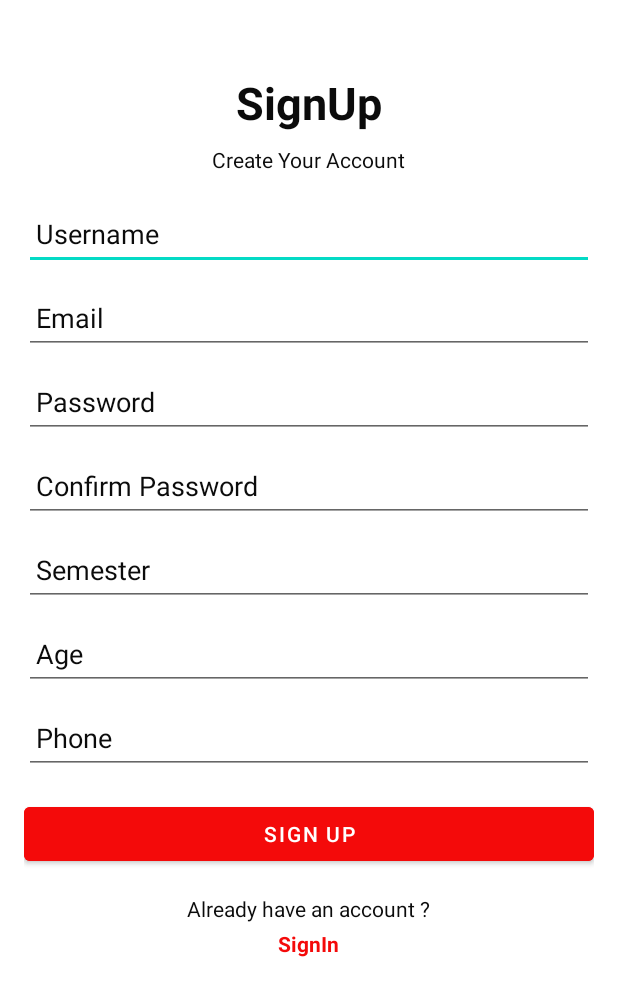
After one commit to alvin-alvo/UniDine, an Android app: the signup screen opened directly, with no data from a screen before it, on a phone screen of 412 x 824 dp. The commit adds this screen. Shown: the top 996 px of the screen. Run offline under Robolectric (Android 15) with nearby library versions, the phone set to English and light mode, and no system bars; our stand-ins replace Firebase (no records; nobody signed in at launch, a user with empty details on screens opened directly).

Commit message:
firebase
added firebase signup sign in and logout, added signup page,

```diff
--- a/app/src/main/AndroidManifest.xml
+++ b/app/src/main/AndroidManifest.xml
@@ -15,6 +15,9 @@
         android:theme="@style/Theme.UniDine"
         tools:targetApi="34">
         <activity
+            android:name=".signup"
+            android:exported="false" />
+        <activity
             android:name=".ProfileFragment"
             android:exported="false" />
         <activity
@@ -30,7 +33,6 @@
                 android:name="android.app.lib_name"
                 android:value="" />
         </activity>
-
         <activity
             android:name=".signin"
             android:exported="true">
--- /dev/null
+++ b/app/src/main/java/com/team4/unidine/signup.java
@@ -0,0 +1,131 @@
+package com.team4.unidine;
+
+import android.content.Intent;
+import android.os.Bundle;
+import android.text.TextUtils;
+import android.view.View;
+import android.widget.Button;
+import android.widget.EditText;
+import android.widget.TextView;
+import android.widget.Toast;
+
+import androidx.activity.EdgeToEdge;
+import androidx.appcompat.app.AppCompatActivity;
+import androidx.core.graphics.Insets;
+import androidx.core.view.ViewCompat;
+import androidx.core.view.WindowInsetsCompat;
+
+import com.google.firebase.auth.FirebaseAuth;
+import com.google.firebase.auth.FirebaseUser;
+import com.google.firebase.database.DatabaseReference;
+import com.google.firebase.database.FirebaseDatabase;
+
+import java.util.Objects;
+
+
+public class signup extends AppCompatActivity {
+
+    EditText etusername, etemail, etpassword, etconfirmpassword, etsemester, etage, etphone;
+    TextView tvlogin;
+    Button btnsignup;
+    FirebaseAuth mAuth;
+    DatabaseReference mDatabase;
+
+    @Override
+    protected void onCreate(Bundle savedInstanceState) {
+        super.onCreate(savedInstanceState);
+        EdgeToEdge.enable(this);
+        setContentView(R.layout.activity_signup);
+        ViewCompat.setOnApplyWindowInsetsListener(findViewById(R.id.main), (v, insets) -> {
+            Insets systemBars = insets.getInsets(WindowInsetsCompat.Type.systemBars());
+            v.setPadding(systemBars.left, systemBars.top, systemBars.right, systemBars.bottom);
+            return insets;
+        });
+        //initialize firebase authentication
+        mAuth = FirebaseAuth.getInstance();
+        //initialize firebase database
+        mDatabase = FirebaseDatabase.getInstance().getReference();
+
+
+        etusername = findViewById(R.id.Username);
+        etemail = findViewById(R.id.Email);
+        etpassword = findViewById(R.id.Password);
+        etconfirmpassword = findViewById(R.id.ConfirmPassword);
+        etsemester = findViewById(R.id.Semester);
+        etage = findViewById(R.id.etAge);
+        etphone = findViewById(R.id.etPhone);
+        btnsignup = findViewById(R.id.btnSignUp);
+        tvlogin = findViewById(R.id.tvLogin);
+
+        btnsignup.setOnClickListener(v ->{
+            String username = etusername.getText().toString().trim();
+            String email = etemail.getText().toString().trim();
+            String password = etpassword.getText().toString().trim();
+            String confirmPassword = etconfirmpassword.getText().toString().trim();
+            String semester = etsemester.getText().toString().trim();
+            String age = etage.getText().toString().trim();
+            String phone = etphone.getText().toString().trim();
+
+            if (TextUtils.isEmpty(email) || TextUtils.isEmpty(username) || TextUtils.isEmpty(password) || TextUtils.isEmpty(confirmPassword) || TextUtils.isEmpty(semester) || TextUtils.isEmpty(age) || TextUtils.isEmpty(phone  )){
+                Toast.makeText(this, "All fields are required", Toast.LENGTH_SHORT).show();
+                return;
+            }
+            if (!password.equals(confirmPassword)){
+                Toast.makeText(this, "Passwords do not match", Toast.LENGTH_SHORT).show();
+                return;
+            }
+            signUp(username, email, password, semester, age, phone);
+        });
+
+        tvlogin.setOnClickListener(new View.OnClickListener(){
+            @Override
+            public void onClick(View view) {
+                //navigate to signin page
+                Intent intent = new Intent(signup.this, signin.class);
+                startActivity(intent);
+            }
+        });
+    }
+
+    private void signUp(String username, String email, String password, String semester, String age, String phone){
+        mAuth.createUserWithEmailAndPassword(email, password).addOnCompleteListener(this, task ->{
+            if (task.isSuccessful()) {
+                //signup success
+                FirebaseUser user = mAuth.getCurrentUser();
+                if (user != null){
+                    //save additional info to database
+                    User newUser = new User(username, email, semester, age, phone);
+                    mDatabase.child(user.getUid()).setValue(newUser).addOnCompleteListener(task1 ->{
+
+                        if (task1.isSuccessful()){
+                            Toast.makeText(this, "Sign Up Successful", Toast.LENGTH_SHORT).show();
+                            //redirect to home
+                            Intent intent = new Intent(signup.this, home.class);
+                            startActivity(intent);
+                            finish();
+                        } else {
+                            Toast.makeText(this, "Failed to save user info", Toast.LENGTH_SHORT).show();
+                        }
+                    });
+                }
+            } else {
+                //signup failed message
+                Toast.makeText(this, "Sign Up failed: "+ Objects.requireNonNull(task.getException()).getMessage(), Toast.LENGTH_SHORT).show();
+            }
+        });
+    }
+
+    //user class to represent user data
+    public static class User{
+        String username, email, semester, age, phone;
+
+
+        public User(String username, String email, String semester, String age, String phone){
+            this.username = username;
+            this.email  = email;
+            this.semester = semester;
+            this.age = age;
+            this.phone = phone;
+        }
+    }
+}
--- /dev/null
+++ b/app/src/main/res/layout/activity_signup.xml
@@ -0,0 +1,160 @@
+<?xml version="1.0" encoding="utf-8"?>
+<androidx.constraintlayout.widget.ConstraintLayout xmlns:android="http://schemas.android.com/apk/res/android"
+    xmlns:app="http://schemas.android.com/apk/res-auto"
+    xmlns:tools="http://schemas.android.com/tools"
+    android:id="@+id/main"
+    android:layout_width="match_parent"
+    android:layout_height="match_parent"
+    tools:context=".signup">
+
+    <RelativeLayout
+        android:layout_width="match_parent"
+        android:layout_height="match_parent"
+        android:padding="16dp">
+
+        <TextView
+            android:id="@+id/SignUp"
+            android:layout_width="wrap_content"
+            android:layout_height="wrap_content"
+            android:layout_centerHorizontal="true"
+            android:layout_marginTop="32dp"
+            android:text="SignUp"
+            android:textColor="#0B0B0B"
+            android:textSize="30sp"
+            android:textStyle="bold" />
+
+        <TextView
+            android:id="@+id/CreateAccount"
+            android:layout_width="wrap_content"
+            android:layout_height="wrap_content"
+            android:layout_below="@id/SignUp"
+            android:layout_centerHorizontal="true"
+            android:layout_marginTop="8dp"
+            android:text="Create Your Account"
+            android:textColor="#0B0B0B"
+            android:textSize="14sp" />
+
+        <EditText
+            android:id="@+id/Username"
+            android:layout_width="match_parent"
+            android:layout_height="48dp"
+            android:layout_below="@id/CreateAccount"
+            android:layout_marginTop="16dp"
+            android:autofillHints="username"
+            android:hint="Username"
+            android:inputType="textPersonName"
+            android:padding="8dp"
+            android:textColorHint="#0B0B0B" />
+
+        <EditText
+            android:id="@+id/Email"
+            android:layout_width="match_parent"
+            android:layout_height="48dp"
+            android:layout_below="@id/Username"
+            android:layout_marginTop="8dp"
+            android:autofillHints="emailAddress"
+            android:hint="Email"
+            android:inputType="textEmailAddress"
+            android:padding="8dp"
+            android:textColorHint="#0B0B0B" />
+
+        <EditText
+            android:id="@+id/Password"
+            android:layout_width="match_parent"
+            android:layout_height="48dp"
+            android:layout_below="@id/Email"
+            android:layout_marginTop="8dp"
+            android:autofillHints="password"
+            android:hint="Password"
+            android:inputType="textPassword"
+            android:padding="8dp"
+            android:textColorHint="#0B0B0B" />
+
+        <EditText
+            android:id="@+id/ConfirmPassword"
+            android:layout_width="match_parent"
+            android:layout_height="48dp"
+            android:layout_below="@id/Password"
+            android:layout_marginTop="8dp"
+            android:autofillHints="password"
+            android:hint="Confirm Password"
+            android:inputType="textPassword"
+            android:padding="8dp"
+            android:textColorHint="#0B0B0B" />
+
+        <EditText
+            android:id="@+id/Semester"
+            android:layout_width="match_parent"
+            android:layout_height="48dp"
+            android:layout_below="@id/ConfirmPassword"
+            android:layout_marginTop="8dp"
+            android:autofillHints="semester"
+            android:hint="Semester"
+            android:inputType="number"
+            android:padding="8dp"
+            android:textColorHint="#0B0B0B" />
+
+        <EditText
+            android:id="@+id/etAge"
+            android:layout_width="match_parent"
+            android:layout_height="48dp"
+            android:layout_below="@id/Semester"
+            android:layout_marginTop="8dp"
+            android:autofillHints="age"
+            android:hint="Age"
+            android:inputType="number"
+            android:padding="8dp"
+            android:textColorHint="#0B0B0B" />
+
+        <EditText
+            android:id="@+id/etPhone"
+            android:layout_width="match_parent"
+            android:layout_height="48dp"
+            android:layout_below="@id/etAge"
+            android:layout_marginTop="8dp"
+            android:autofillHints="phone"
+            android:hint="Phone"
+            android:inputType="phone"
+            android:padding="8dp"
+            android:textColorHint="#0B0B0B"
+            tools:ignore="TouchTargetSizeCheck" />
+
+
+        <Button
+            android:id="@+id/btnSignUp"
+            android:layout_width="match_parent"
+            android:layout_height="wrap_content"
+            android:layout_below="@id/etPhone"
+            android:layout_marginTop="16dp"
+            android:backgroundTint="#F40A0A"
+            android:text="Sign Up"
+            android:textColor="#FFFFFF" />
+
+
+
+        <TextView
+            android:id="@+id/tvAlreadyHaveAccount"
+            android:layout_width="wrap_content"
+            android:layout_height="wrap_content"
+            android:layout_below="@id/btnSignUp"
+            android:layout_centerHorizontal="true"
+            android:textColor="#0B0B0B"
+            android:layout_marginTop="16dp"
+            android:text="Already have an account ?"
+            android:textSize="14sp" />
+
+        <TextView
+            android:id="@+id/tvLogin"
+            android:layout_width="wrap_content"
+            android:layout_height="wrap_content"
+            android:layout_below="@id/tvAlreadyHaveAccount"
+            android:layout_centerHorizontal="true"
+            android:layout_marginTop="4dp"
+            android:text="SignIn"
+            android:textColor="#F40A0A"
+            android:textSize="14sp"
+            android:textStyle="bold" />
+
+    </RelativeLayout>
+
+</androidx.constraintlayout.widget.ConstraintLayout>
```
Also changed, not shown: app/build.gradle (+9 -6 lines), app/src/main/java/com/team4/unidine/ProfileFragment.java (+10 -0 lines), app/src/main/java/com/team4/unidine/home.java (+6 -6 lines), app/src/main/java/com/team4/unidine/signin.java (+53 -21 lines), app/src/main/res/layout/activity_signin.xml (+11 -12 lines).
